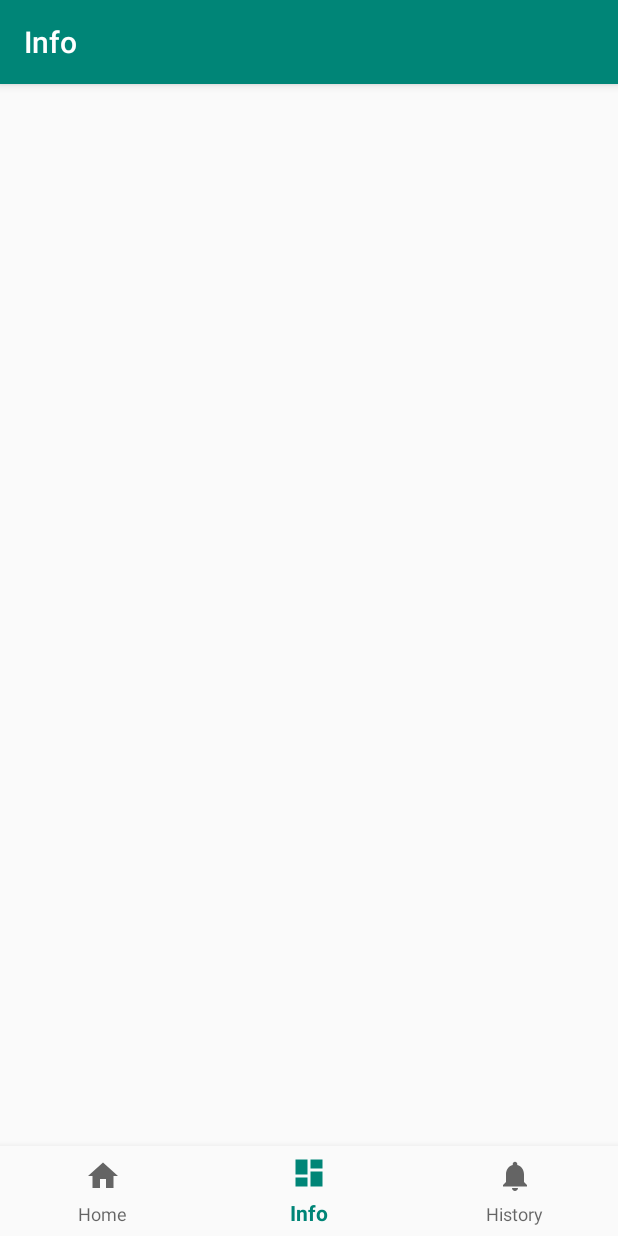
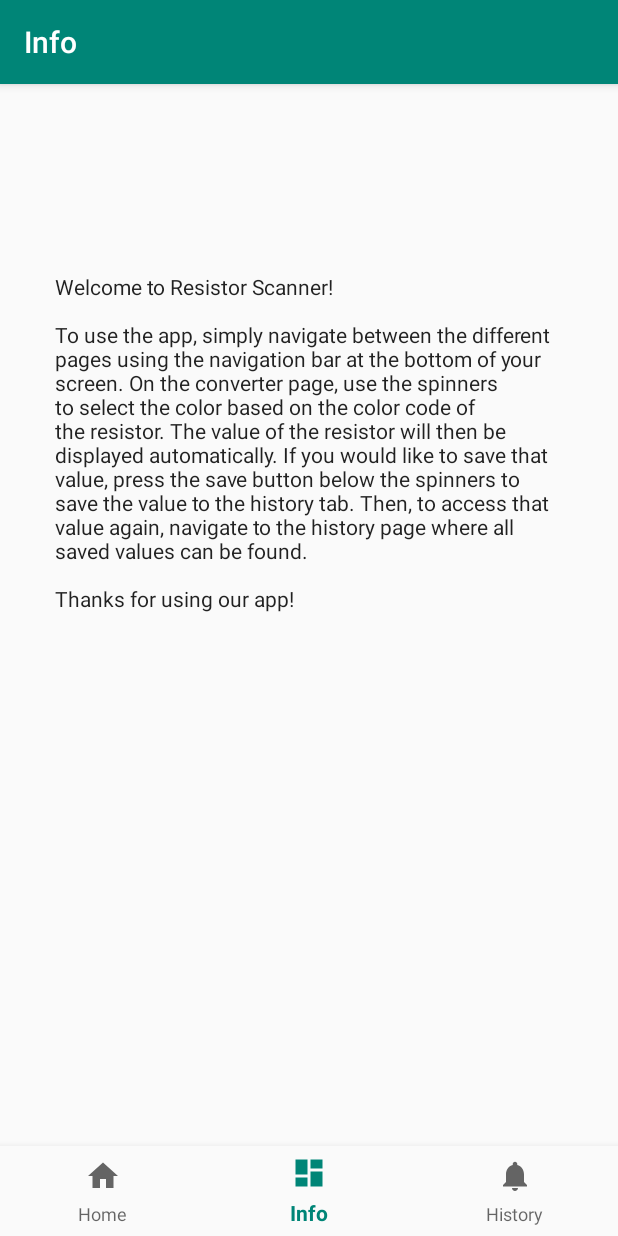
Before and after one commit to bnenninger/Resistor-Scanner, an Android app: the DashboardFragment screen opened through its navigation route, on a phone screen of 412 x 824 dp. Run offline under Robolectric (Android 15) with nearby library versions, the phone set to English and light mode, and no system bars; our stand-ins replace navigation-ui.

Commit message:
info txt
readded the info onto the info page

```diff
--- a/app/src/main/res/layout/fragment_dashboard.xml
+++ b/app/src/main/res/layout/fragment_dashboard.xml
@@ -19,5 +19,18 @@
         app:layout_constraintEnd_toEndOf="parent"
         app:layout_constraintStart_toStartOf="parent"
         app:layout_constraintTop_toTopOf="parent"/>
+    //info page writing
+    <TextView
+        android:id="@+id/textView"
+        android:layout_width="339dp"
+        android:layout_height="455dp"
+        android:layout_marginStart="8dp"
+        android:layout_marginTop="34dp"
+        android:layout_marginEnd="8dp"
+        android:text="Welcome to Resistor Scanner!\n\nTo use the app, simply navigate between the different pages using the navigation bar at the bottom of your screen. On the converter page, use the spinners to select the color based on the color code of the resistor. The value of the resistor will then be displayed automatically. If you would like to save that value, press the save button below the spinners to save the value to the history tab. Then, to access that value again, navigate to the history page where all saved values can be found. \n\nThanks for using our app! "
+        android:textAppearance="@style/TextAppearance.AppCompat.Body1"
+        app:layout_constraintEnd_toEndOf="parent"
+        app:layout_constraintStart_toStartOf="parent"
+        app:layout_constraintTop_toBottomOf="@+id/text_camera" />
 
 </androidx.constraintlayout.widget.ConstraintLayout>
```
